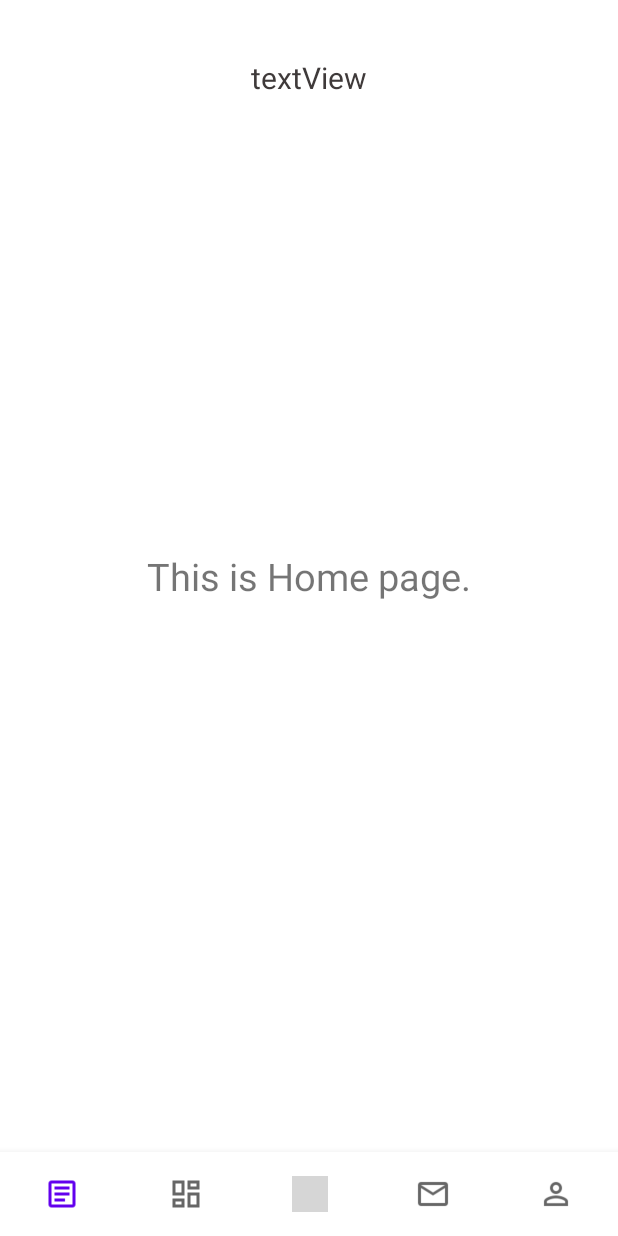
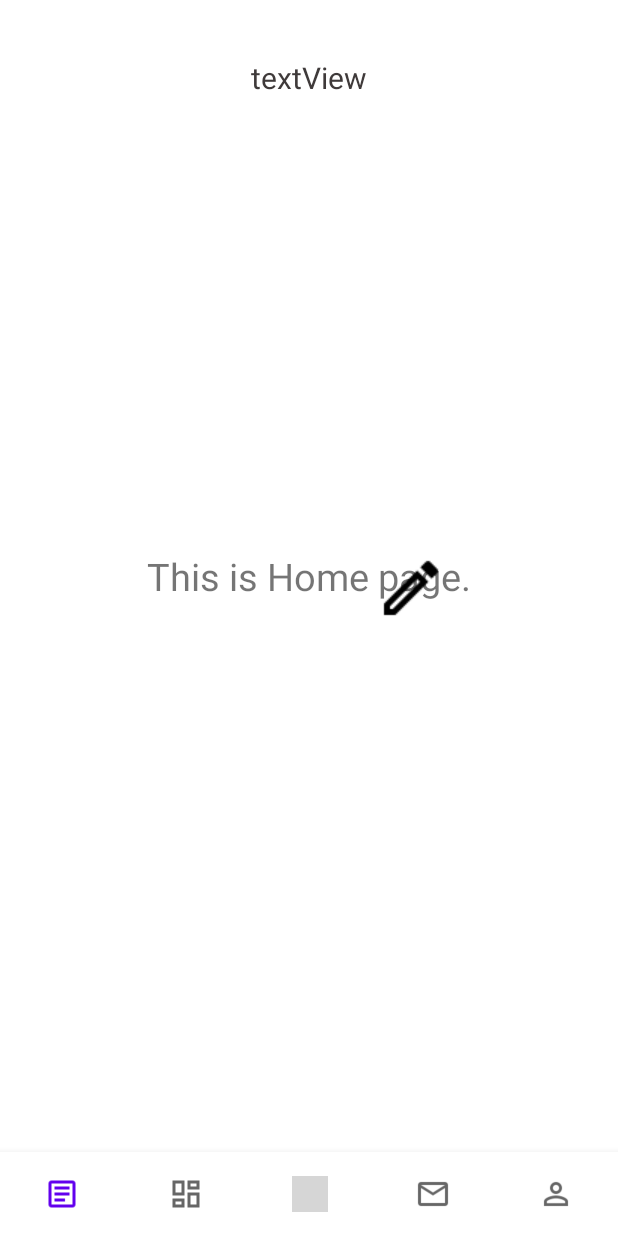
Before and after one commit to Andy177-Apps/KnowHow-Binding, an Android app: the screen it shows after launch (MainActivity), on a phone screen of 412 x 824 dp. Run offline under Robolectric (Android 15) with nearby library versions, the phone set to English and light mode, and no system bars; our stand-ins replace data binding; 1 statement that could not run was skipped; grey boxes are pictures that could not be loaded.

Commit message:
Fix Application cannot be cast problem by add application name to AndroidManifest.xml.

```diff
--- a/app/src/main/AndroidManifest.xml
+++ b/app/src/main/AndroidManifest.xml
@@ -4,7 +4,7 @@
 
     <application
         android:usesCleartextTraffic="true"
-
+        android:name=".KnowHowBindingApplication"
         android:allowBackup="true"
         android:icon="@mipmap/ic_launcher"
         android:label="@string/app_name"
--- a/app/src/main/java/com/wenbin/knowhowbinding/MainActivity.kt
+++ b/app/src/main/java/com/wenbin/knowhowbinding/MainActivity.kt
@@ -5,24 +5,26 @@ import android.os.Bundle
 import android.util.DisplayMetrics
 import android.view.Gravity
 import android.view.View
+import androidx.activity.viewModels
 import androidx.appcompat.app.AppCompatActivity
 import androidx.appcompat.widget.Toolbar
 import androidx.databinding.DataBindingUtil
 import androidx.lifecycle.ViewModelProvider
+import androidx.navigation.NavController
+import androidx.navigation.NavDestination
 import androidx.navigation.findNavController
 import com.google.android.material.bottomnavigation.BottomNavigationView
 import com.wenbin.knowhowbinding.data.KnowHowBindingRepository
 import com.wenbin.knowhowbinding.databinding.ActivityMainBinding
+import com.wenbin.knowhowbinding.ext.getVmFactory
 import com.wenbin.knowhowbinding.factory.ViewModelFactory
+import com.wenbin.knowhowbinding.util.CurrentFragmentType
 import kotlinx.coroutines.launch
 
 class MainActivity : AppCompatActivity() {
-//    val viewModel by viewModels<MainViewModel> { getVmFactory() }
+    val viewModel by viewModels<MainViewModel> { getVmFactory() }
 
     private lateinit var binding: ActivityMainBinding
-    private val viewModel : MainViewModel by lazy {
-        ViewModelProvider(this).get(MainViewModel::class.java)
-    }
 
     private val onNavigationItemSelectedListener = BottomNavigationView.OnNavigationItemSelectedListener { item ->
         when (item.itemId) {
@@ -69,10 +71,10 @@ class MainActivity : AppCompatActivity() {
         super.onCreate(savedInstanceState)
         binding = DataBindingUtil.setContentView(this, R.layout.activity_main)
         binding.lifecycleOwner = this
-//        binding.viewModel = viewModel
+        binding.viewModel = viewModel
 
         setupBottomNav()
-//        setupNavController ()
+        setupNavController ()
     }
     /**
      * Set up [BottomNavigationView]
@@ -80,25 +82,20 @@ class MainActivity : AppCompatActivity() {
     private fun setupBottomNav() {
         binding.bottomNavView.setOnNavigationItemSelectedListener(onNavigationItemSelectedListener)
 
-//        val menuView = binding.bottomNavView.getChildAt(0) as BottomNavigationMenuView
-//        val itemView = menuView.getChildAt(2) as BottomNavigationItemView
-//        val bindingBadge = BadgeBottomBinding.inflate(LayoutInflater.from(this), itemView, true)
-//        bindingBadge.lifecycleOwner = this
-//        bindingBadge.viewModel = viewModel
     }
 
-//    private fun setupNavController() {
-//        findNavController(R.id.myNavHostFragment).addOnDestinationChangedListener { navController: NavController, _: NavDestination, _: Bundle? ->
-//            viewModel.currentFragmentType.value = when (navController.currentDestination?.id) {
-//                R.id.homeFragment -> CurrentFragmentType.HOME
-//                R.id.searchFragment -> CurrentFragmentType.SEARCH
-//                R.id.calendarFragment-> CurrentFragmentType.CALENDAR
-//                R.id.chatRoomFragment -> CurrentFragmentType.CHATROOM
-//                R.id.profileFragment -> CurrentFragmentType.PROFILE
-//                else -> viewModel.currentFragmentType.value
-//            }
-//        }
-//    }
+    private fun setupNavController() {
+        findNavController(R.id.myNavHostFragment).addOnDestinationChangedListener { navController: NavController, _: NavDestination, _: Bundle? ->
+            viewModel.currentFragmentType.value = when (navController.currentDestination?.id) {
+                R.id.homeFragment -> CurrentFragmentType.HOME
+                R.id.searchFragment -> CurrentFragmentType.SEARCH
+                R.id.calendarFragment-> CurrentFragmentType.CALENDAR
+                R.id.chatRoomFragment -> CurrentFragmentType.CHATROOM
+                R.id.profileFragment -> CurrentFragmentType.PROFILE
+                else -> viewModel.currentFragmentType.value
+            }
+        }
+    }
 
     fun resetToolBar(title: String){
         binding.textViewToolBarTitle.text = title
--- a/app/src/main/java/com/wenbin/knowhowbinding/home/HomeFragment.kt
+++ b/app/src/main/java/com/wenbin/knowhowbinding/home/HomeFragment.kt
@@ -5,7 +5,9 @@ import android.view.LayoutInflater
 import android.view.View
 import android.view.ViewGroup
 import androidx.fragment.app.Fragment
+import androidx.lifecycle.Observer
 import androidx.lifecycle.ViewModelProvider
+import androidx.navigation.fragment.findNavController
 import com.wenbin.knowhowbinding.MainActivity
 import com.wenbin.knowhowbinding.databinding.FragmentHomeBinding
 
@@ -24,6 +26,13 @@ class HomeFragment : Fragment() {
         binding.lifecycleOwner = this
         binding.viewModel = viewModel
 
+        // Navigating to Post Article Fragment.
+        viewModel.navigateToPostArticle.observe(viewLifecycleOwner, Observer{
+            it?.let {
+                findNavController().navigate(HomeFragmentDirections.navigateToPostArticleFragment())
+                viewModel.onPostArticleNavigated()
+            }
+        })
         if (activity is MainActivity) {
             (activity as MainActivity).resetToolBar("文章列表")
         }
--- a/app/src/main/java/com/wenbin/knowhowbinding/home/HomeViewModel.kt
+++ b/app/src/main/java/com/wenbin/knowhowbinding/home/HomeViewModel.kt
@@ -1,6 +1,24 @@
 package com.wenbin.knowhowbinding.home
 
+import androidx.lifecycle.LiveData
+import androidx.lifecycle.MutableLiveData
 import androidx.lifecycle.ViewModel
 
 class HomeViewModel : ViewModel() {
+
+    /**
+     * For navigate to Post Article Fragment
+     */
+    private val _navigateToPostArticle = MutableLiveData<Boolean>()
+
+    val navigateToPostArticle: LiveData<Boolean>
+        get() = _navigateToPostArticle
+
+    fun navigateToPostArticle() {
+        _navigateToPostArticle.value = true
+    }
+
+    fun onPostArticleNavigated() {
+        _navigateToPostArticle.value = null
+    }
 }
--- /dev/null
+++ b/app/src/main/java/com/wenbin/knowhowbinding/postarticle/PostArticleViewModel.kt
@@ -0,0 +1,6 @@
+package com.wenbin.knowhowbinding.postarticle
+
+import androidx.lifecycle.ViewModel
+
+class PostArticleViewModel : ViewModel() {
+}
--- a/app/src/main/res/layout/fragment_home.xml
+++ b/app/src/main/res/layout/fragment_home.xml
@@ -23,5 +23,17 @@
         app:layout_constraintEnd_toEndOf="parent"
         app:layout_constraintTop_toTopOf="parent"
         app:layout_constraintBottom_toBottomOf="parent" />
+
+        <ImageView
+            android:id="@+id/imageView"
+            android:layout_width="wrap_content"
+            android:layout_height="wrap_content"
+            app:srcCompat="@drawable/outline_create_black_24dp"
+            android:onClick="@{() -> viewModel.navigateToPostArticle()}"
+            app:layout_constraintTop_toTopOf="parent"
+            app:layout_constraintEnd_toEndOf="parent"
+            android:layout_marginTop="16dp"
+            android:layout_marginEnd="16dp"
+            />
     </androidx.constraintlayout.widget.ConstraintLayout>
 </layout>
--- a/app/src/main/res/navigation/navigation.xml
+++ b/app/src/main/res/navigation/navigation.xml
@@ -34,6 +34,12 @@
         android:label="ProfileFragment"
         tools:layout="@layout/fragment_profile"/>
 
+    <fragment
+        android:id="@+id/postArticleFragment"
+        android:name="com.wenbin.knowhowbinding.postarticle.PostArticleFragment"
+        android:label="PostArticleFragment"
+        tools:layout="@layout/fragment_postarticle"/>
+
     <action android:id="@+id/navigate_to_home_fragment" app:destination="@id/homeFragment"
         app:popUpTo="@id/navigation"
         app:popUpToInclusive="true" />
@@ -53,4 +59,8 @@
     <action android:id="@+id/navigate_to_profile_fragment" app:destination="@id/profileFragment"
         app:popUpTo="@id/navigation"
         app:popUpToInclusive="true" />
+
+    <action android:id="@+id/navigate_to_post_article_fragment" app:destination="@id/postArticleFragment"
+        app:popUpTo="@id/navigation"
+        app:popUpToInclusive="true" />
 </navigation>
```
Also changed, not shown: app/src/main/java/com/wenbin/knowhowbinding/postarticle/PostArticleFragment.kt (added, +33 -0 lines), app/src/main/res/layout/fragment_postarticle.xml (added, +26 -0 lines), app/src/main/res/drawable/outline_create_black_24dp.png (added).
